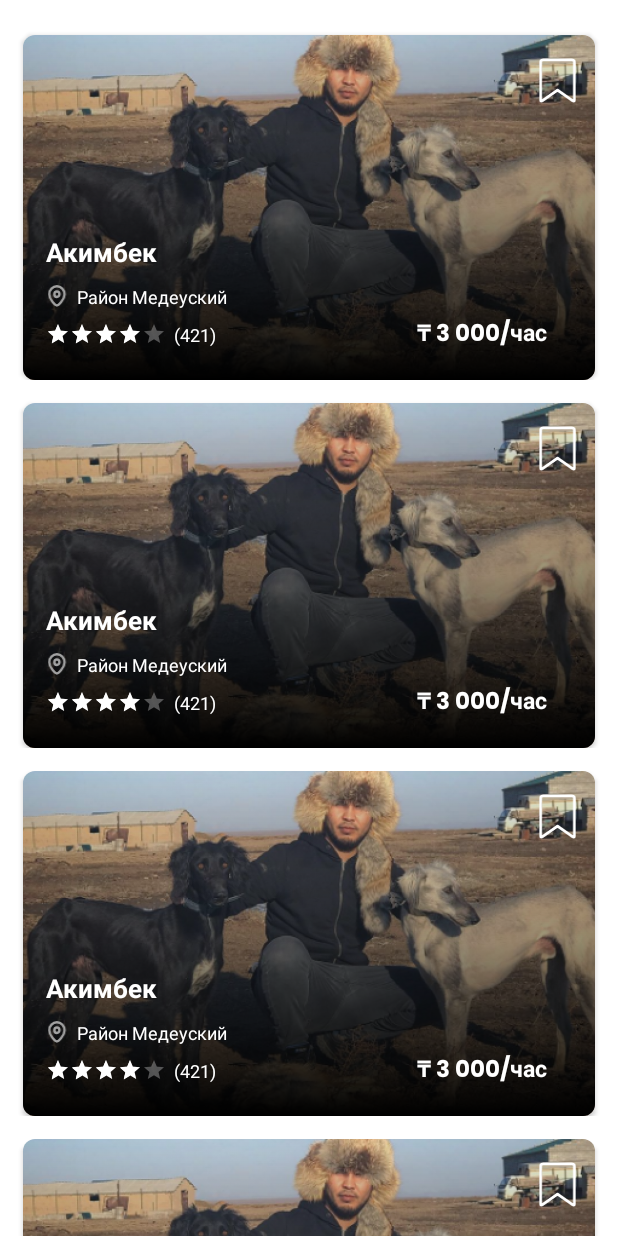
After one commit to olzhas-b/PetService, an Android app: the layout fragment_favorite_services.xml on its own in the app's theme, with its tools: preview values and no code run, on a phone screen of 412 x 824 dp. The commit adds this screen. Run offline under Robolectric (Android 15) with nearby library versions, the phone set to English and light mode, and no system bars.

Commit message:
pets connected with back, create pet, add/delete from favorite andshow favorites works

```diff
--- a/Budka/app/src/main/java/com/example/budka/data/api/ApiClient.kt
+++ b/Budka/app/src/main/java/com/example/budka/data/api/ApiClient.kt
@@ -22,7 +22,7 @@ import java.util.concurrent.TimeUnit
 
 object ApiClient { fun create(okHttpClient: OkHttpClient): ApiService {
     return Retrofit.Builder()
-        .baseUrl("http://192.168.43.226:8080/")
+        .baseUrl("http://192.168.1.102:8080/")
         .addConverterFactory(GsonConverterFactory.create())
         .addCallAdapterFactory(CoroutineCallAdapterFactory())
         .client(okHttpClient)
--- a/Budka/app/src/main/java/com/example/budka/data/model/Countries.kt
+++ b/Budka/app/src/main/java/com/example/budka/data/model/Countries.kt
@@ -8,6 +8,8 @@
 
 package com.example.budka.data.model
 
+import com.google.gson.annotations.SerializedName
+
 data class Countries (
     var error: Boolean,
     var msg: String,
@@ -15,6 +17,8 @@ data class Countries (
     )
 
 data class CountryData(
+    @SerializedName("country")
     var country: String,
+    @SerializedName("cities")
     var cities: List<String>
 )
--- a/Budka/app/src/main/java/com/example/budka/data/model/User.kt
+++ b/Budka/app/src/main/java/com/example/budka/data/model/User.kt
@@ -48,7 +48,9 @@ data class ServiceProvider(
     val user: @RawValue
     User?,
     @SerializedName("images")
-    val images: List<String>?
+    val images: List<String>?,
+    @SerializedName("isFavorite")
+    var isFavorite: Boolean?
 ): Parcelable
 
 
--- a/Budka/app/src/main/java/com/example/budka/data/repository/Base/BaseCountries.kt
+++ b/Budka/app/src/main/java/com/example/budka/data/repository/Base/BaseCountries.kt
@@ -23,7 +23,7 @@ import timber.log.Timber
 abstract class BaseCountries (@PublishedApi internal val service: ApiService) {
     abstract fun getAllCountries(): LiveData<List<CountryData>>
 
-    inline fun fetchData(crossinline call: (ApiService) -> Deferred<Response<Countries>>): LiveData<List<CountryData>> {
+    inline fun fetchData(crossinline call: (ApiService) -> Deferred<Response<List<CountryData>>>): LiveData<List<CountryData>> {
         val result = MutableLiveData<List<CountryData>>()
         CoroutineScope(Dispatchers.IO).launch {
             val request = call(service)
@@ -31,7 +31,7 @@ abstract class BaseCountries (@PublishedApi internal val service: ApiService) {
                 try {
                     val response = request.await()
                     if (response.isSuccessful) {
-                        result.value = response.body()?.data
+                        result.value = response.body()
                     } else {
                         Timber.d("Error occurred with code ${response.code()}")
                     }
--- a/Budka/app/src/main/java/com/example/budka/data/repository/DataStore/LoginDataStore.kt
+++ b/Budka/app/src/main/java/com/example/budka/data/repository/DataStore/LoginDataStore.kt
@@ -18,6 +18,6 @@ import com.example.budka.domain.repository.LoginRepository
 
 class LoginDataStore (apiService: ApiService, context: Context): LoginRepository, BaseLoginDataStore(apiService, context) {
     override fun validateWithLogin(data: LoginData): LiveData<LoginResponse> {
-        return authenticate {service.validateWithLogin("http://192.168.43.226:8081/api/v1/user/sign-in", data.signIn) }
+        return authenticate {service.validateWithLogin("http://192.168.1.102:8081/api/v1/user/sign-in", data.signIn) }
     }
 }
--- a/Budka/app/src/main/java/com/example/budka/domain/repository/PetSittersListRepository.kt
+++ b/Budka/app/src/main/java/com/example/budka/domain/repository/PetSittersListRepository.kt
@@ -15,4 +15,8 @@ import com.example.budka.data.model.User
 
 interface PetSittersListRepository {
     fun getPetSitters(serviceType: String): LiveData<List<ServiceProvider>>
+    fun putLike(serviceId: Int): LiveData<String>
+    fun deleteLike(serviceId: Int): LiveData<String>
+    fun getFavoriteServices(): LiveData<List<ServiceProvider>>
+
 }
--- a/Budka/app/src/main/java/com/example/budka/view/MainPageFragment.kt
+++ b/Budka/app/src/main/java/com/example/budka/view/MainPageFragment.kt
@@ -29,6 +29,7 @@ import com.example.budka.databinding.MainPageFragmentBinding
 import com.example.budka.utils.Constants
 import com.example.budka.view.adapter.PetSittersListHorizontalAdapter
 import com.example.budka.view.adapter.PetsListHorizontalAdapter
+import com.example.budka.view.adapter.viewHolder.FavListener
 import com.example.budka.viewModel.PetSittersListViewModel
 import com.example.budka.viewModel.PetsListViewModel
 import com.google.android.gms.location.FusedLocationProviderClient
--- /dev/null
+++ b/Budka/app/src/main/res/layout/fragment_favorite_services.xml
@@ -0,0 +1,28 @@
+<?xml version="1.0" encoding="utf-8"?><!--
+  ~ /**
+  ~  * Created by Ali Ashkeyev on 18.02.2022, 22:56
+  ~  * Copyright (c) 2022 . All rights reserved.
+  ~  * Last modified 18.02.2022, 22:56
+  ~  */
+  -->
+
+<androidx.constraintlayout.widget.ConstraintLayout xmlns:android="http://schemas.android.com/apk/res/android"
+    android:layout_width="match_parent"
+    android:layout_height="match_parent"
+    xmlns:app="http://schemas.android.com/apk/res-auto"
+    xmlns:tools="http://schemas.android.com/tools">
+    <androidx.recyclerview.widget.RecyclerView
+        android:id="@+id/service_providers_rv"
+        android:layout_width="match_parent"
+        android:layout_height="wrap_content"
+        android:layout_marginTop="8dp"
+        app:layout_constraintStart_toStartOf="parent"
+        app:layout_constraintTop_toTopOf="parent"
+        app:layoutManager="androidx.recyclerview.widget.LinearLayoutManager"
+        android:orientation="vertical"
+        tools:itemCount="5"
+        tools:listitem="@layout/item_pet_sitter"
+
+        />
+
+</androidx.constraintlayout.widget.ConstraintLayout>
--- a/Budka/app/src/main/res/layout/item_pet_sitter.xml
+++ b/Budka/app/src/main/res/layout/item_pet_sitter.xml
@@ -71,6 +71,7 @@
 >
 
             <ImageView
+                android:id="@+id/bookmarkIv"
                 android:layout_width="30dp"
                 android:layout_height="30dp"
                 android:src="@drawable/ic_bookmark"
```
Also changed, not shown: Budka/app/src/main/java/com/example/budka/data/api/ApiService.kt (+11 -2 lines), Budka/app/src/main/java/com/example/budka/data/repository/Base/BasePetSittersDataStore.kt (+26 -0 lines), Budka/app/src/main/java/com/example/budka/data/repository/DataStore/PetSittersListDataStore.kt (+13 -0 lines), Budka/app/src/main/java/com/example/budka/domain/useCase/PetSittersListUseCase.kt (+12 -0 lines), Budka/app/src/main/java/com/example/budka/view/FavoriteServicesFragment.kt (added, +76 -0 lines), Budka/app/src/main/java/com/example/budka/view/ServiceProvidersListFragment.kt (+24 -2 lines), Budka/app/src/main/java/com/example/budka/view/adapter/ServiceProvidersAdapter.kt (+9 -2 lines), Budka/app/src/main/java/com/example/budka/view/adapter/viewHolder/ServiceProvidersViewHolder.kt (+31 -2 lines), Budka/app/src/main/java/com/example/budka/viewModel/PetSittersListViewModel.kt (+18 -1 lines), Budka/app/src/main/res/menu/bottom_navigation.xml (+4 -4 lines), Budka/app/src/main/res/navigation/nav_graph.xml (+11 -0 lines).
